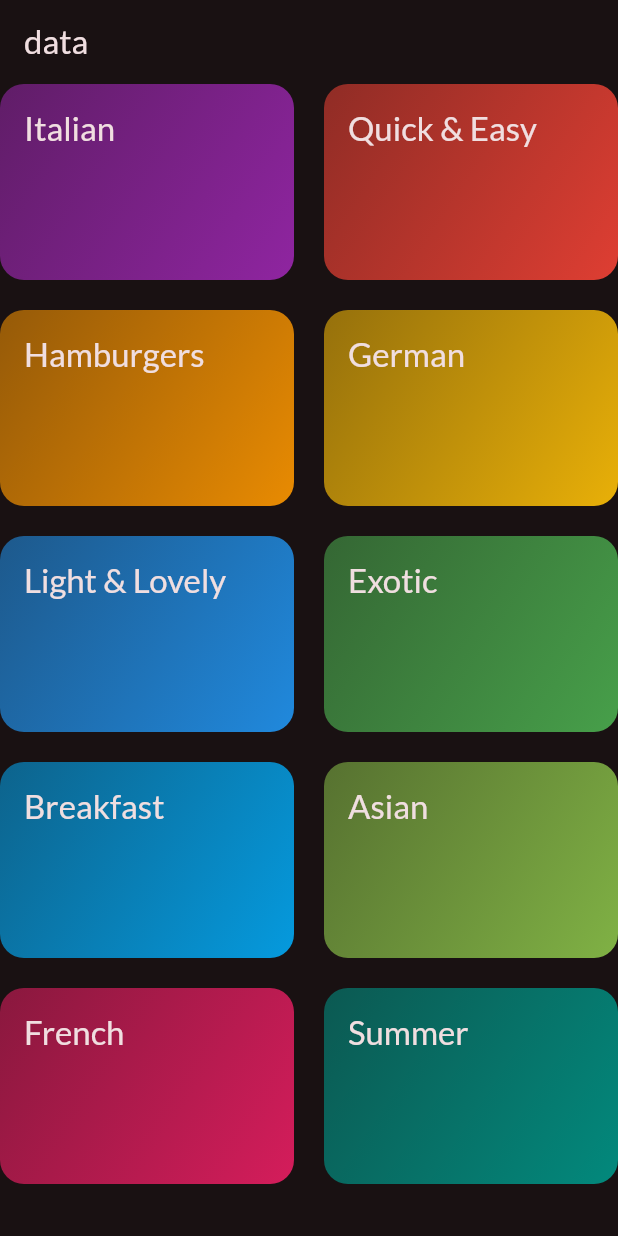
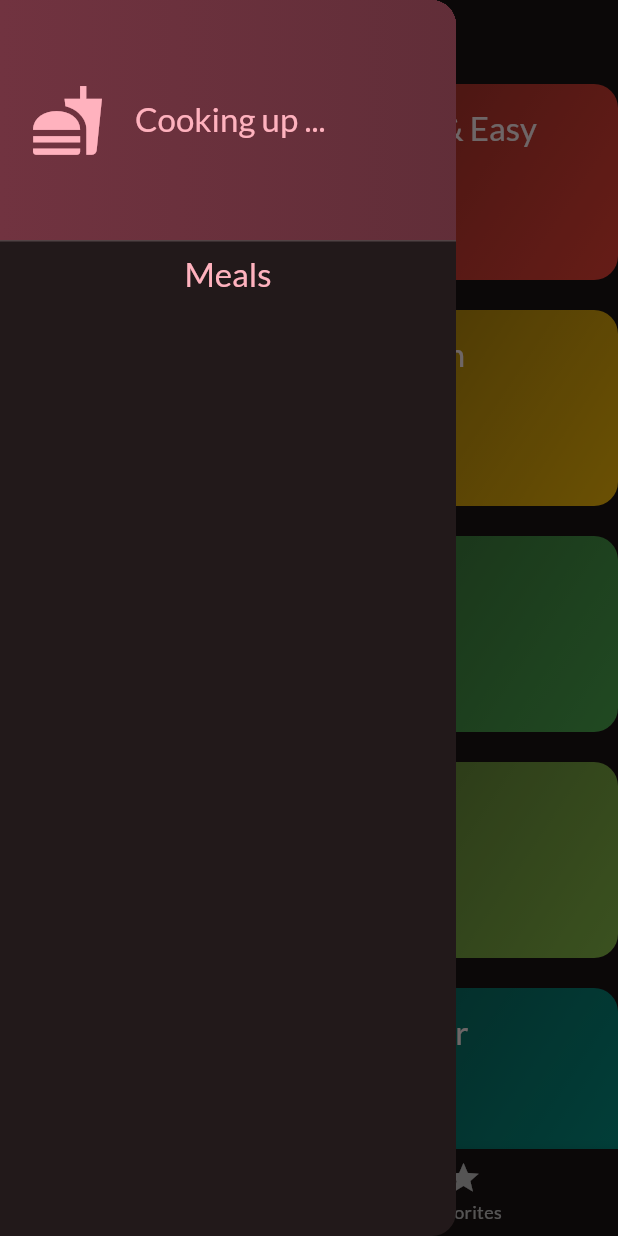
Before and after one commit to Mahmoud664h/Meal_app, a Flutter app: the screen it shows after launch, with the side drawer open (before the commit the screen has no drawer), on a phone screen of 412 x 824 dp. Run offline on Flutter 3.47's test engine with Material 3 defaults, Android fonts, the phone set to English and light mode, and no system bars; our stand-ins replace google_fonts, transparent_image.

Commit message:
nav bar ,fav and drawer

```diff
--- a/lib/main.dart
+++ b/lib/main.dart
@@ -1,6 +1,7 @@
 import 'package:flutter/material.dart';
 import 'package:google_fonts/google_fonts.dart';
-import 'package:meal_app/screens/categories_screen.dart';
+
+import 'package:meal_app/screens/tabs_screen.dart';
 
 void main() {
   runApp(const MainApp());
@@ -12,6 +13,7 @@ class MainApp extends StatelessWidget {
   @override
   Widget build(BuildContext context) {
     return MaterialApp(
+      debugShowCheckedModeBanner: false,
       theme: ThemeData(
         colorScheme: ColorScheme.fromSeed(
           brightness: Brightness.dark,
@@ -19,7 +21,7 @@ class MainApp extends StatelessWidget {
         ),
         textTheme: GoogleFonts.latoTextTheme(),
       ),
-      home: CategoriesScreen(),
+      home: TabsScreen(),
     );
   }
 }
--- a/lib/screens/categories_screen.dart
+++ b/lib/screens/categories_screen.dart
@@ -1,17 +1,15 @@
 import 'package:flutter/material.dart';
 import 'package:meal_app/data/dummy_data.dart';
+import 'package:meal_app/models/meal.dart';
 import 'package:meal_app/widgets/category_grid_item.dart';
 
 class CategoriesScreen extends StatelessWidget {
-  const CategoriesScreen({super.key});
+  const CategoriesScreen({super.key, required this.onTogglefavorite});
+  final void Function(Meal meal) onTogglefavorite;
 
   @override
   Widget build(BuildContext context) {
-    return Scaffold(
-      appBar: AppBar(
-        title: Text('data'),
-      ),
-      body: GridView(
+    return GridView(
       gridDelegate: SliverGridDelegateWithFixedCrossAxisCount(
           crossAxisCount: 2,
           mainAxisSpacing: 20,
@@ -19,9 +17,11 @@ class CategoriesScreen extends StatelessWidget {
           childAspectRatio: 3 / 2),
       children: [
         for (final category in availableCategories)
-            CategoryGridItem(category: category),
+          CategoryGridItem(
+            category: category,
+            onTogglefavorite: onTogglefavorite,
+          ),
       ],
-      ),
     );
   }
 }
--- /dev/null
+++ b/lib/screens/tabs_screen.dart
@@ -0,0 +1,73 @@
+import 'package:flutter/material.dart';
+import 'package:meal_app/models/meal.dart';
+import 'package:meal_app/screens/categories_screen.dart';
+import 'package:meal_app/screens/meals_screen.dart';
+import 'package:meal_app/widgets/main_drawer.dart';
+
+class TabsScreen extends StatefulWidget {
+  const TabsScreen({super.key});
+
+  @override
+  State<TabsScreen> createState() => _TabsScreenState();
+}
+
+class _TabsScreenState extends State<TabsScreen> {
+  int _selectedPageIndex = 0;
+  final List<Meal> _favoritesMeal = [];
+  void _showInfoMessage(String message) {
+    ScaffoldMessenger.of(context).clearSnackBars();
+    ScaffoldMessenger.of(context)
+        .showSnackBar(SnackBar(content: Text(message)));
+  }
+
+  void _toggleMealFavoriteStatus(Meal meal) {
+    final isExisting = _favoritesMeal.contains(meal);
+    if (isExisting) {
+      setState(() {
+        _favoritesMeal.remove(meal);
+      });
+      _showInfoMessage('Meal is no longer a favorite.');
+    } else {
+      setState(() {
+        _favoritesMeal.add(meal);
+      });
+      _showInfoMessage('Marked as a favorite!');
+    }
+  }
+
+  void _selectPage(int index) {
+    setState(() {
+      _selectedPageIndex = index;
+    });
+  }
+
+  @override
+  Widget build(BuildContext context) {
+    Widget activePage = CategoriesScreen(
+      onTogglefavorite: _toggleMealFavoriteStatus,
+    );
+    var activePageTitle = 'Pick your Categories';
+
+    if (_selectedPageIndex == 1) {
+      activePage = MealsScreen(
+        meals: _favoritesMeal,
+        onTogglefavorite: _toggleMealFavoriteStatus,
+      );
+      activePageTitle = 'Favorites';
+    }
+
+    return Scaffold(
+      appBar: AppBar(title: Text(activePageTitle)),
+      body: activePage,
+      drawer: const MainDrawer(),
+      bottomNavigationBar: BottomNavigationBar(
+          onTap: _selectPage,
+          currentIndex: _selectedPageIndex,
+          items: [
+            BottomNavigationBarItem(
+                icon: Icon(Icons.set_meal), label: 'Cateories'),
+            BottomNavigationBarItem(icon: Icon(Icons.star), label: 'Favorites')
+          ]),
+    );
+  }
+}
--- a/lib/widgets/category_grid_item.dart
+++ b/lib/widgets/category_grid_item.dart
@@ -5,8 +5,10 @@ import 'package:meal_app/models/meal.dart';
 import 'package:meal_app/screens/meals_screen.dart';
 
 class CategoryGridItem extends StatelessWidget {
-  const CategoryGridItem({super.key, required this.category});
+  const CategoryGridItem(
+      {super.key, required this.category, required this.onTogglefavorite});
   final Category category;
+  final void Function(Meal meal) onTogglefavorite;
 
   @override
   Widget build(BuildContext context) {
@@ -16,8 +18,11 @@ class CategoryGridItem extends StatelessWidget {
             .where((meal) => meal.categories.contains(category.id))
             .toList();
         Navigator.of(context).push(MaterialPageRoute(
-            builder: (ctx) =>
-                MealsScreen(title: category.title, meals: filteredMeal)));
+            builder: (ctx) => MealsScreen(
+                  title: category.title,
+                  meals: filteredMeal,
+                  onTogglefavorite: onTogglefavorite,
+                )));
       },
       splashColor: Theme.of(context).primaryColor,
       borderRadius: BorderRadius.circular(16),
--- /dev/null
+++ b/lib/widgets/main_drawer.dart
@@ -0,0 +1,48 @@
+import 'package:flutter/material.dart';
+
+class MainDrawer extends StatelessWidget {
+  const MainDrawer({super.key});
+
+  @override
+  Widget build(BuildContext context) {
+    return Drawer(
+      child: Column(
+        children: [
+          DrawerHeader(
+              padding: const EdgeInsets.all(20),
+              decoration: BoxDecoration(
+                  gradient: LinearGradient(colors: [
+                Theme.of(context).colorScheme.primaryContainer,
+                Theme.of(context).colorScheme.primaryContainer.withOpacity(0.8)
+              ])),
+              child: Row(
+                children: [
+                  Icon(
+                    Icons.fastfood,
+                    size: 50,
+                    color: Theme.of(context).colorScheme.primary,
+                  ),
+                  SizedBox(
+                    width: 20,
+                  ),
+                  Text(
+                    'Cooking up ...',
+                    style: Theme.of(context)
+                        .textTheme
+                        .titleLarge!
+                        .copyWith(color: Theme.of(context).colorScheme.primary),
+                  ),
+                ],
+              )),
+          Text(
+            'Meals',
+            style: Theme.of(context)
+                .textTheme
+                .titleLarge!
+                .copyWith(color: Theme.of(context).colorScheme.primary),
+          ),
+        ],
+      ),
+    );
+  }
+}
```
Also changed, not shown: lib/models/meal.dart (+23 -0 lines), lib/screens/meal_detail_screen.dart (added, +72 -0 lines), lib/screens/meals_screen.dart (+25 -6 lines), lib/widgets/meal_item.dart (+72 -4 lines). Lines whose indentation alone changed are shown as unchanged.
